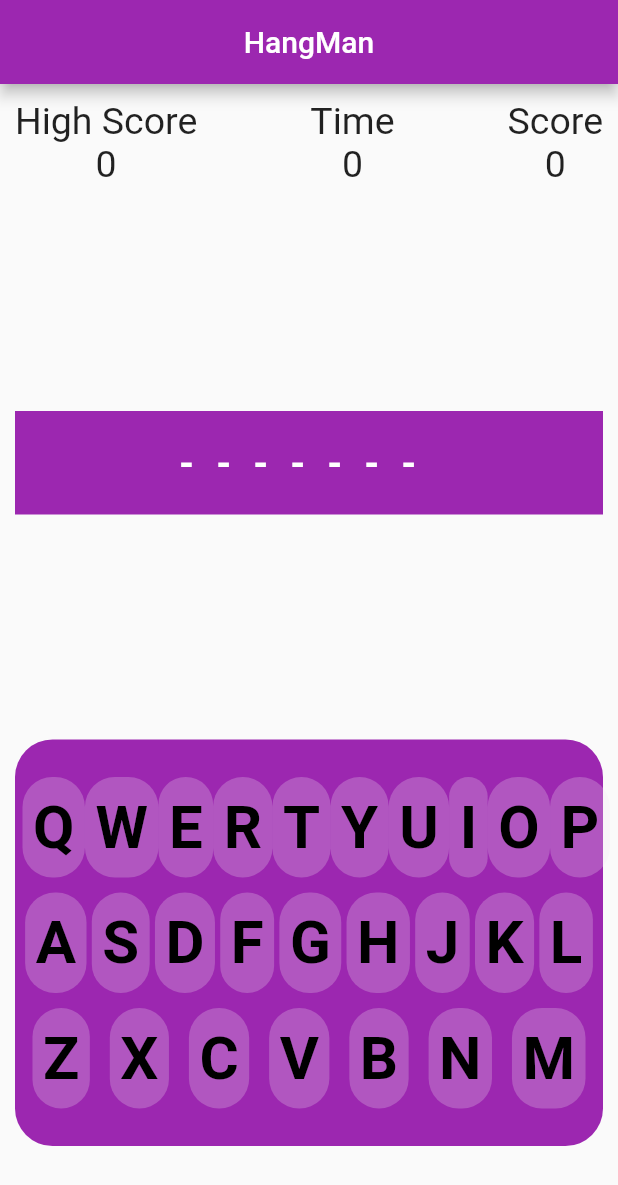
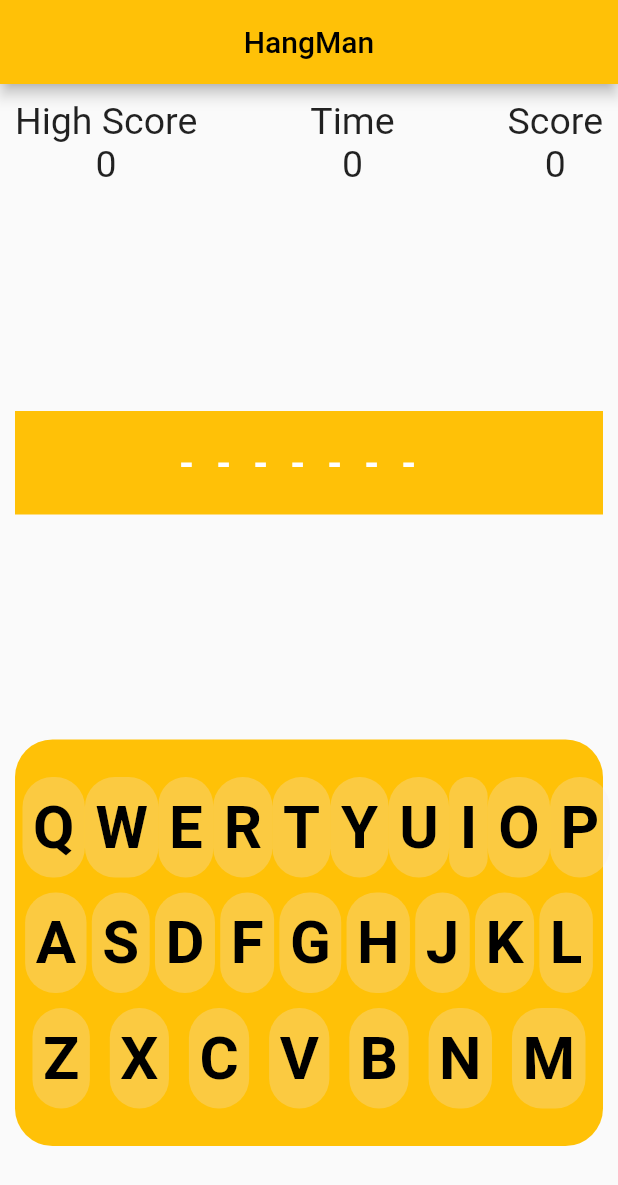
Before and after one commit to Akinyeleib/hangman-flutter, a Flutter app: the screen it shows after launch, on a phone screen of 412 x 824 dp. Shown: the top 1185 px of the screen. Run offline on Flutter 3.47's test engine with Material 2 defaults, Android fonts, the phone set to English and light mode, and no system bars.

Commit message:
Same color for board and home

```diff
--- a/lib/helper.dart
+++ b/lib/helper.dart
@@ -1,6 +1,6 @@
 import 'package:flutter/material.dart';
 
-MaterialColor the_color = Colors.purple;
+MaterialColor the_color = Colors.amber;
 Color defaultColor = Color.fromARGB(63, 240, 231, 240);
 Color rightColor = Colors.green;
 Color wrongColor = Colors.red;
```
Also changed, not shown: lib/main.dart (+11 -11 lines).
